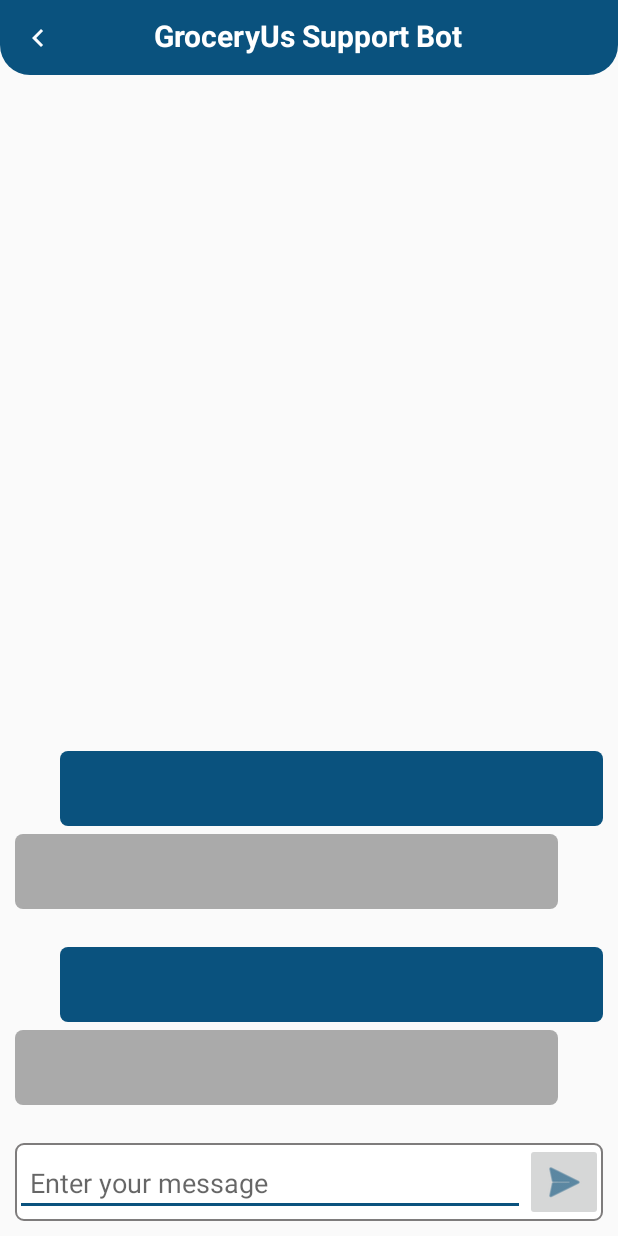
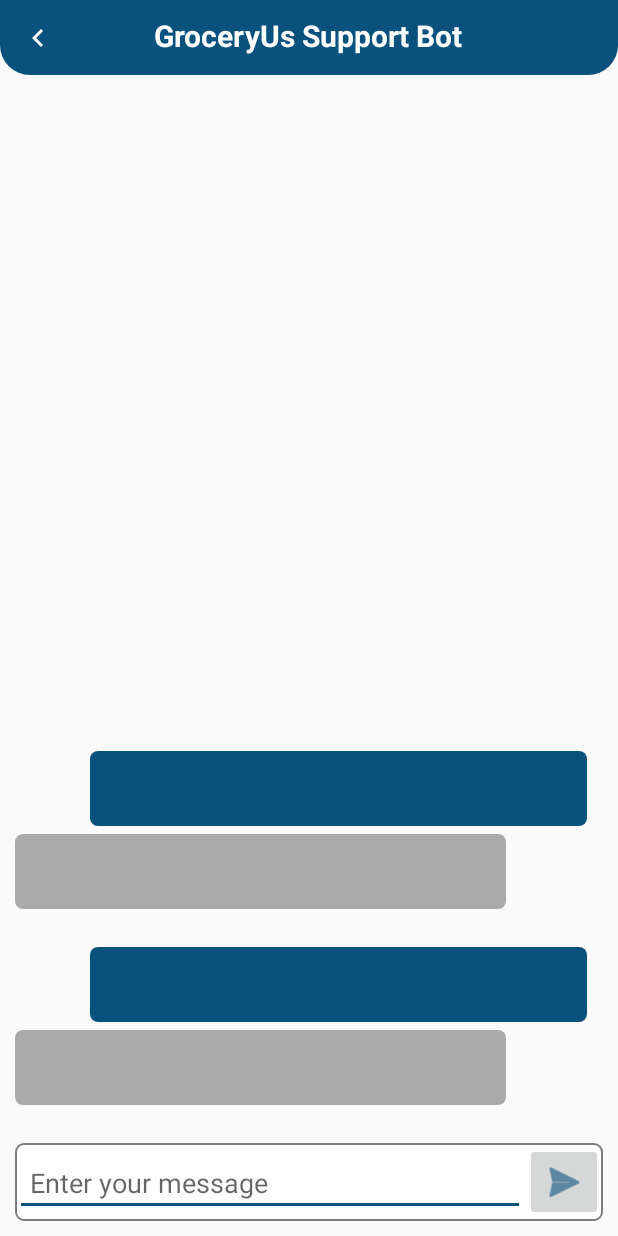
Before and after one commit to ztnuyu/GroceryUsFYP, an Android app: the layout activity_chat_bot.xml on its own in the app's theme, with its tools: preview values and no code run, on a phone screen of 412 x 824 dp. Run offline under Robolectric (Android 15) with nearby library versions, the phone set to English and light mode, and no system bars.

Commit message:
update ChatBot

```diff
--- a/app/src/main/java/com/zt/groceryus/activities/ChatBot.java
+++ b/app/src/main/java/com/zt/groceryus/activities/ChatBot.java
@@ -40,7 +40,7 @@ public class ChatBot extends AppCompatActivity implements BotReply {
     List<ModelMessage> messageList = new ArrayList<>();
     EditText editMessage;
     ImageButton btnSend;
-    private ImageButton backBtn;
+    ImageButton backBtn;
 
     //dialogFlow
     private SessionsClient sessionsClient;
--- a/app/src/main/java/com/zt/groceryus/adapters/AdapterChat.java
+++ b/app/src/main/java/com/zt/groceryus/adapters/AdapterChat.java
@@ -2,6 +2,8 @@ package com.zt.groceryus.adapters;
 
 
 import android.app.Activity;
+import android.graphics.drawable.Drawable;
+import android.graphics.drawable.ScaleDrawable;
 import android.view.LayoutInflater;
 import android.view.View;
 import android.view.ViewGroup;
@@ -50,10 +52,13 @@ public class AdapterChat extends RecyclerView.Adapter<AdapterChat.MyViewHolder>
         return messageList.size();
     }
 
+
+
     static class MyViewHolder extends RecyclerView.ViewHolder{
 
         TextView messageSend;
         TextView messageReceive;
+
 
         MyViewHolder(@NonNull View itemView) {
             super(itemView);
--- a/app/src/main/res/drawable/bg_chat_send.xml
+++ b/app/src/main/res/drawable/bg_chat_send.xml
@@ -2,4 +2,5 @@
 <shape xmlns:android="http://schemas.android.com/apk/res/android" android:shape="rectangle" >
     <solid android:color= "@color/colorPrimary" />
     <corners android:radius="5dp"> </corners>
+
 </shape>
--- a/app/src/main/res/layout/activity_chat_bot.xml
+++ b/app/src/main/res/layout/activity_chat_bot.xml
@@ -8,6 +8,7 @@
 
     <!--    Toolbar-->
     <RelativeLayout
+        android:id="@+id/relativeLayout"
         android:layout_width="match_parent"
         android:layout_height="wrap_content"
         android:background="@drawable/shape_rect01"
@@ -18,17 +19,17 @@
             android:id="@+id/backBtn"
             android:layout_width="30dp"
             android:layout_height="30dp"
-            android:src="@drawable/ic_back_white"
-            android:background="@null"/>
+            android:background="@null"
+            android:src="@drawable/ic_back_white" />
 
         <TextView
             android:layout_width="wrap_content"
             android:layout_height="wrap_content"
+            android:layout_centerHorizontal="true"
             android:text="GroceryUs Support Bot"
-            android:layout_centerHorizontal="true"
             android:textColor="@color/colorWhite"
-            android:textStyle="bold"
-            android:textSize="20sp"/>
+            android:textSize="20sp"
+            android:textStyle="bold" />
 
     </RelativeLayout>
 
@@ -70,17 +71,16 @@
         </androidx.constraintlayout.widget.ConstraintLayout>
 
     <androidx.recyclerview.widget.RecyclerView
+        android:id="@+id/chatView"
         android:layout_width="match_parent"
         android:layout_height="0dp"
-            android:id="@+id/chatView"
+        android:orientation="vertical"
         app:layoutManager="androidx.recyclerview.widget.LinearLayoutManager"
-            android:orientation="vertical"
-            tools:listitem="@layout/adapter_message_one"
+        app:layout_constraintBottom_toTopOf="@id/constraintLayout"
+        app:layout_constraintStart_toStartOf="parent"
+        app:layout_constraintTop_toBottomOf="@+id/relativeLayout"
         app:stackFromEnd="true"
         tools:itemCount="2"
-            app:layout_constraintStart_toStartOf="parent"
-            app:layout_constraintBottom_toTopOf="@id/constraintLayout"
-            app:layout_constraintTop_toTopOf="parent"
-            tools:layout_editor_absoluteY="1dp" />
+        tools:listitem="@layout/adapter_message_one" />
 
     </androidx.constraintlayout.widget.ConstraintLayout>
--- a/app/src/main/res/layout/activity_tracking.xml
+++ b/app/src/main/res/layout/activity_tracking.xml
@@ -234,13 +234,13 @@
 
     <View
         android:id="@+id/viewOrderReady"
-        android:layout_width="18dp"
-        android:layout_height="18dp"
+        android:layout_width="12dp"
+        android:layout_height="10dp"
         android:layout_marginStart="30dp"
         android:background="@drawable/shape_status_current"
+        app:layout_constraintBottom_toBottomOf="@+id/imageOrderReady"
         app:layout_constraintStart_toStartOf="parent"
-        app:layout_constraintTop_toTopOf="@+id/imageOrderReady"
-        app:layout_constraintBottom_toBottomOf="@+id/imageOrderReady"/>
+        app:layout_constraintTop_toTopOf="@+id/imageOrderReady" />
 
     <ImageView
         android:id="@+id/imageOrderReady"
--- a/app/src/main/res/layout/adapter_message_one.xml
+++ b/app/src/main/res/layout/adapter_message_one.xml
@@ -1,37 +1,39 @@
 <?xml version="1.0" encoding="utf-8"?>
 <LinearLayout xmlns:android="http://schemas.android.com/apk/res/android"
     android:layout_width="match_parent"
+    xmlns:app="http://schemas.android.com/apk/res-auto"
     android:orientation="vertical"
     android:padding="10dp"
     android:layout_height="wrap_content">
 
-    <TextView
-        android:layout_width="match_parent"
-        android:layout_height="wrap_content"
-        android:padding="5dp"
-        android:textColor="@android:color/white"
-        android:textSize="20sp"
-        android:minHeight="50dp"
-        android:id="@+id/message_send"
-        android:layout_marginBottom="5dp"
-        android:background="@drawable/bg_chat_send"
-        android:layout_marginStart="30dp"
-        android:layout_marginLeft="30dp">
+        <TextView
+            android:id="@+id/message_send"
+            android:layout_width="331dp"
+            android:layout_height="wrap_content"
+            android:layout_marginStart="50dp"
+            android:layout_marginLeft="20dp"
+            android:layout_marginBottom="5dp"
+            android:background="@drawable/bg_chat_send"
+            android:minHeight="50dp"
+            android:padding="5dp"
+            android:textColor="@android:color/white"
+            android:textSize="18sp">
 
-    </TextView>
+        </TextView>
 
     <TextView
-        android:layout_width="match_parent"
+        android:id="@+id/message_receive"
+        android:layout_width="327dp"
         android:layout_height="wrap_content"
+        android:layout_marginEnd="30dp"
+        android:layout_marginRight="30dp"
+        android:layout_marginBottom="5dp"
+        android:background="@drawable/bg_chat_receive"
+        android:drawablePadding="1dp"
+        android:minHeight="50dp"
         android:padding="5dp"
-        android:minHeight="50dp"
         android:textColor="@android:color/black"
-        android:layout_marginBottom="5dp"
-        android:textSize="20sp"
-        android:id="@+id/message_receive"
-        android:background="@drawable/bg_chat_receive"
-        android:layout_marginEnd="30dp"
-        android:layout_marginRight="30dp">
+        android:textSize="18sp">
 
     </TextView>
 
--- a/app/src/main/res/values/styles.xml
+++ b/app/src/main/res/values/styles.xml
@@ -16,4 +16,5 @@
     <item name="android:textColor">@android:color/holo_blue_light</item>
     <item name="android:textColorHint">@android:color/holo_orange_light</item>
 </style>
+
 </resources>
```
Also changed, not shown: app/src/main/res/drawable/bt.png (added). Lines whose indentation alone changed are shown as unchanged.
